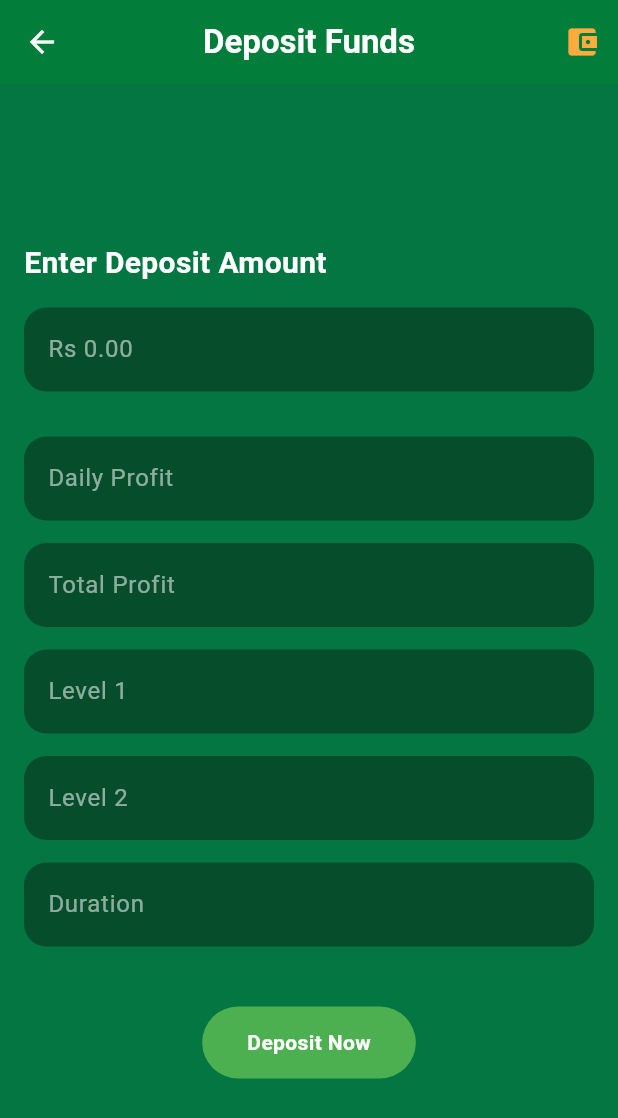
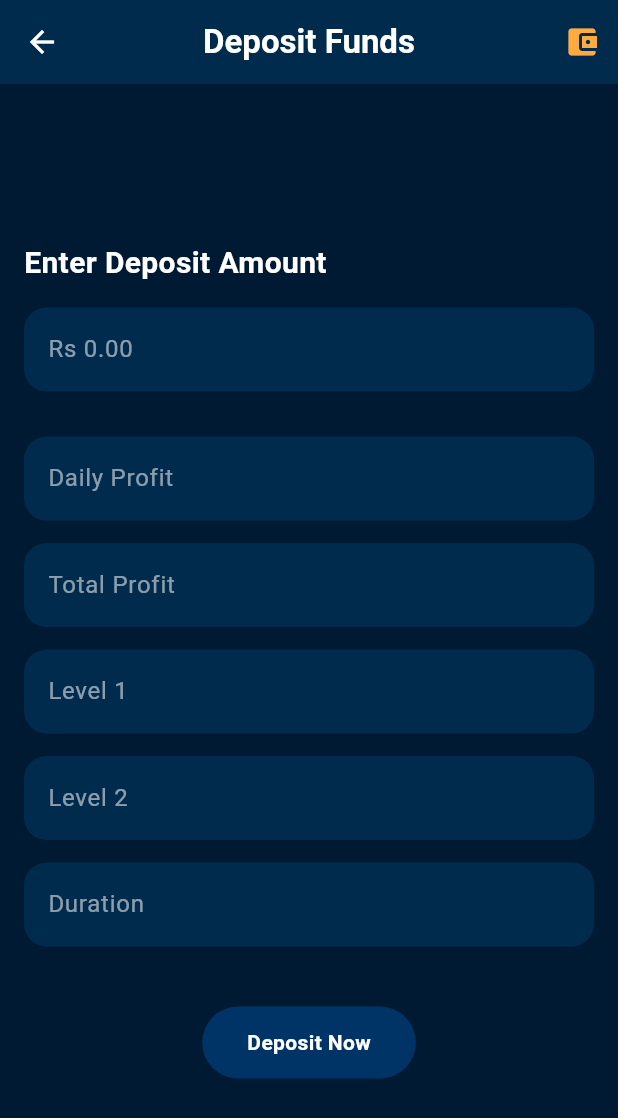
Before and after one commit to DevBeastTeam/elitetraders, a Flutter app: the screen it shows after launch, after a tap on "LOGIN", after a tap on "Deposit", on a phone screen of 412 x 824 dp. Shown: the top 1118 px of the screen. Run offline on Flutter 3.47's test engine with Material 3 defaults, Android fonts, the phone set to English and light mode, and no system bars.

Commit message:
dezin complete

```diff
--- a/lib/HomePage.dart
+++ b/lib/HomePage.dart
@@ -13,8 +13,8 @@ class EliteTradersApp extends StatelessWidget {
       title: 'EliteTraders',
       debugShowCheckedModeBanner: false,
       theme: ThemeData(
-        primarySwatch: Colors.green,
-        scaffoldBackgroundColor: const Color(0xFF1B5E20),
+        primarySwatch: Colors.blue, // Not used, we override colors
+        scaffoldBackgroundColor: const Color(0xFF001a33), // Dark Navy
         textTheme: const TextTheme(bodyMedium: TextStyle(color: Colors.white)),
       ),
       home: const HomePage(),
@@ -56,7 +56,7 @@ class _HomePageState extends State<HomePage> {
   Widget build(BuildContext context) {
     return Scaffold(
       appBar: AppBar(
-        backgroundColor: const Color(0xFF2E7D32),
+        backgroundColor: const Color(0xFF002b4d), // Darker Navy
         elevation: 0,
         title: const Text(
           'ELITETRDERS',
@@ -80,7 +80,7 @@ class _HomePageState extends State<HomePage> {
       ),
       body: IndexedStack(index: _selectedIndex, children: _pages),
       bottomNavigationBar: BottomNavigationBar(
-        backgroundColor: const Color(0xFF2E7D32),
+        backgroundColor: const Color(0xFF002b4d), // Darker Navy
         type: BottomNavigationBarType.fixed,
         selectedItemColor: Colors.white,
         unselectedItemColor: Colors.white70,
@@ -120,7 +120,7 @@ class MainDashboard extends StatelessWidget {
           // 🔥 CARD SAME AS BEFORE
           // -------------------------------
           Card(
-            color: const Color(0xFF2E7D32),
+            color: const Color(0xFF002b4d), // Darker Navy
             shape: RoundedRectangleBorder(
               borderRadius: BorderRadius.circular(16),
             ),
@@ -168,7 +168,9 @@ class MainDashboard extends StatelessWidget {
                           );
                         },
                         style: ElevatedButton.styleFrom(
-                          backgroundColor: const Color(0xFF388E3C),
+                          backgroundColor: const Color(
+                            0xFF003366,
+                          ), // Medium Navy
                           foregroundColor: Colors.white,
                         ),
                         child: const Text('Deposit'),
@@ -184,7 +186,9 @@ class MainDashboard extends StatelessWidget {
                           );
                         },
                         style: OutlinedButton.styleFrom(
-                          side: const BorderSide(color: Color(0xFF388E3C)),
+                          side: const BorderSide(
+                            color: Color(0xFF003366),
+                          ), // Medium Navy
                         ),
                         child: const Text(
                           'Withdraw',
@@ -198,7 +202,7 @@ class MainDashboard extends StatelessWidget {
                     'Referred By:',
                     style: TextStyle(color: Colors.grey),
                   ),
-                  const Text('', style: TextStyle(color: Colors.green)),
+                  const Text('', style: TextStyle(color: Colors.blue)),
                   const SizedBox(height: 15),
                   Container(
                     padding: const EdgeInsets.symmetric(
@@ -206,7 +210,7 @@ class MainDashboard extends StatelessWidget {
                       vertical: 8,
                     ),
                     decoration: BoxDecoration(
-                      color: const Color(0xFF1B5E20),
+                      color: const Color(0xFF001a33), // Darkest Navy
                       borderRadius: BorderRadius.circular(8),
                     ),
                     child: const Row(
@@ -275,13 +279,13 @@ class MainDashboard extends StatelessWidget {
               _StatCard(
                 title: 'Total Profit',
                 amount: 'Rs 0',
-                color: Colors.purple,
+                color: Colors.lightBlueAccent,
               ),
               SizedBox(width: 12),
               _StatCard(
                 title: 'Total Deposit',
                 amount: 'Rs 0',
-                color: Colors.orange,
+                color: Colors.tealAccent,
               ),
               SizedBox(width: 12),
               _StatCard(
@@ -360,7 +364,7 @@ Widget _adminContactBox(String name) {
     child: Container(
       padding: const EdgeInsets.symmetric(vertical: 16, horizontal: 12),
       decoration: BoxDecoration(
-        color: const Color(0xFF2E7D32),
+        color: const Color(0xFF002b4d), // Darker Navy
         borderRadius: BorderRadius.circular(12),
       ),
       child: Column(
@@ -378,7 +382,7 @@ Widget _adminContactBox(String name) {
           Container(
             padding: const EdgeInsets.symmetric(vertical: 6, horizontal: 12),
             decoration: BoxDecoration(
-              color: const Color(0xFF388E3C),
+              color: const Color(0xFF003366), // Medium Navy
               borderRadius: BorderRadius.circular(8),
             ),
             child: const Text(
@@ -402,7 +406,7 @@ class _MenuIcon extends StatelessWidget {
     return Container(
       padding: const EdgeInsets.symmetric(vertical: 20),
       decoration: BoxDecoration(
-        color: const Color(0xFF2E7D32),
+        color: const Color(0xFF002b4d), // Darker Navy
         borderRadius: BorderRadius.circular(16),
       ),
       child: Column(
@@ -433,7 +437,7 @@ class _StatCard extends StatelessWidget {
   Widget build(BuildContext context) {
     return Expanded(
       child: Card(
-        color: const Color(0xFF2E7D32),
+        color: const Color(0xFF002b4d), // Darker Navy
         child: Padding(
           padding: const EdgeInsets.all(16),
           child: Column(
@@ -473,12 +477,12 @@ class _SummaryCard extends StatelessWidget {
   @override
   Widget build(BuildContext context) {
     return Card(
-      color: const Color(0xFF2E7D32),
+      color: const Color(0xFF002b4d), // Darker Navy
       child: Padding(
         padding: const EdgeInsets.all(16),
         child: Row(
           children: [
-            Icon(icon, color: Colors.green, size: 40),
+            Icon(icon, color: Colors.white, size: 40),
             const SizedBox(width: 15),
             Expanded(
               child: Column(
--- a/lib/LoginPage.dart
+++ b/lib/LoginPage.dart
@@ -21,10 +21,10 @@ class _LoginPageState extends State<LoginPage> {
             begin: Alignment.topCenter,
             end: Alignment.bottomCenter,
             colors: [
-              Color(0xFF1B5E20), // Dark Green
-              Color(0xFF2E7D32),
-              Color(0xFF388E3C),
-              Color(0xFF4CAF50),
+              Color(0xFF000033), // Dark Navy
+              Color(0xFF001a33),
+              Color(0xFF002b4d),
+              Color(0xFF003366),
             ],
           ),
         ),
@@ -96,12 +96,12 @@ class _LoginPageState extends State<LoginPage> {
                         height: 55,
                         decoration: BoxDecoration(
                           gradient: const LinearGradient(
-                            colors: [Color(0xFF2E7D32), Color(0xFF388E3C)],
+                            colors: [Color(0xFF002b4d), Color(0xFF003366)],
                           ),
                           borderRadius: BorderRadius.circular(30),
                           boxShadow: [
                             BoxShadow(
-                              color: Colors.green.withOpacity(0.3),
+                              color: const Color(0xFF001a33).withOpacity(0.5),
                               blurRadius: 15,
                               offset: const Offset(0, 8),
                             ),
@@ -141,7 +141,7 @@ class _LoginPageState extends State<LoginPage> {
                             TextSpan(
                               text: "Sign Up",
                               style: TextStyle(
-                                color: Color(0xFF2E7D32),
+                                color: Color(0xFF002b4d),
                                 fontWeight: FontWeight.bold,
                                 decoration: TextDecoration.underline,
                               ),
--- a/lib/depositpage.dart
+++ b/lib/depositpage.dart
@@ -8,10 +8,10 @@ class DepositPage extends StatelessWidget {
     double maxWidth = MediaQuery.of(context).size.width;
 
     return Scaffold(
-      backgroundColor: const Color.fromARGB(255, 3, 118, 66),
+      backgroundColor: const Color(0xFF001a33), // Dark Navy
 
       appBar: AppBar(
-        backgroundColor: const Color.fromARGB(255, 3, 125, 58),
+        backgroundColor: const Color(0xFF002b4d), // Darker Navy
         elevation: 0,
         leading: IconButton(
           icon: const Icon(Icons.arrow_back, color: Colors.white),
@@ -100,7 +100,7 @@ class _DepositFormState extends State<DepositForm> {
             hintText: "Rs 0.00",
             hintStyle: const TextStyle(color: Colors.white54),
             filled: true,
-            fillColor: const Color(0xff064d2c),
+            fillColor: const Color(0xFF002b4d), // Darker Navy
             border: OutlineInputBorder(
               borderRadius: BorderRadius.circular(15),
               borderSide: BorderSide.none,
@@ -144,7 +144,7 @@ class _DepositFormState extends State<DepositForm> {
         hintText: hint,
         hintStyle: const TextStyle(color: Colors.white54),
         filled: true,
-        fillColor: const Color(0xff064d2c),
+        fillColor: const Color(0xFF002b4d), // Darker Navy
         border: OutlineInputBorder(
           borderRadius: BorderRadius.circular(15),
           borderSide: BorderSide.none,
@@ -161,7 +161,7 @@ Widget buttonFilled(String text) {
   return Container(
     padding: const EdgeInsets.symmetric(vertical: 14, horizontal: 30),
     decoration: BoxDecoration(
-      color: Colors.green,
+      color: const Color(0xFF003366), // Medium Navy
       borderRadius: BorderRadius.circular(30),
     ),
     child: Text(
--- a/lib/signup_page.dart
+++ b/lib/signup_page.dart
@@ -21,10 +21,10 @@ class _SignupPageState extends State<SignupPage> {
             begin: Alignment.topCenter,
             end: Alignment.bottomCenter,
             colors: [
-              Color(0xFF1B5E20), // Dark Green
-              Color(0xFF2E7D32),
-              Color(0xFF388E3C),
-              Color(0xFF4CAF50),
+              Color(0xFF000033), // Dark Navy
+              Color(0xFF001a33),
+              Color(0xFF002b4d),
+              Color(0xFF003366),
             ],
           ),
         ),
@@ -103,12 +103,12 @@ class _SignupPageState extends State<SignupPage> {
                         height: 55,
                         decoration: BoxDecoration(
                           gradient: const LinearGradient(
-                            colors: [Color(0xFF2E7D32), Color(0xFF388E3C)],
+                            colors: [Color(0xFF002b4d), Color(0xFF003366)],
                           ),
                           borderRadius: BorderRadius.circular(30),
                           boxShadow: [
                             BoxShadow(
-                              color: Colors.green.withOpacity(0.3),
+                              color: const Color(0xFF001a33).withOpacity(0.5),
                               blurRadius: 15,
                               offset: const Offset(0, 8),
                             ),
@@ -148,7 +148,7 @@ class _SignupPageState extends State<SignupPage> {
                             TextSpan(
                               text: "Login",
                               style: TextStyle(
-                                color: Color(0xFF2E7D32),
+                                color: Color(0xFF002b4d),
                                 fontWeight: FontWeight.bold,
                                 decoration: TextDecoration.underline,
                               ),
@@ -174,6 +174,7 @@ class _SignupPageState extends State<SignupPage> {
       children: [
         Text(
           label,
+
           style: const TextStyle(
             color: Colors.black54,
             fontSize: 14,
--- a/lib/withdrawpage.dart
+++ b/lib/withdrawpage.dart
@@ -27,7 +27,7 @@ class WithdrawPage extends StatelessWidget {
           Container(
             padding: const EdgeInsets.all(18),
             decoration: BoxDecoration(
-              color: const Color(0xFF2E7D32), // Green from Login
+              color: const Color(0xFF002b4d), // Darker Navy
               borderRadius: BorderRadius.circular(20),
             ),
             child: Column(
@@ -63,9 +63,7 @@ class WithdrawPage extends StatelessWidget {
                     hintText: "Rs 0.00",
                     hintStyle: const TextStyle(color: Colors.white54),
                     filled: true,
-                    fillColor: const Color(
-                      0xFF1B5E20,
-                    ), // Darker Green from Login
+                    fillColor: const Color(0xFF001a33), // Darkest Navy
                     border: OutlineInputBorder(
                       borderRadius: BorderRadius.circular(15),
                       borderSide: BorderSide.none,
@@ -109,9 +107,7 @@ class WithdrawPage extends StatelessWidget {
                     hintText: "03XXXXXXXXX",
                     hintStyle: const TextStyle(color: Colors.white54),
                     filled: true,
-                    fillColor: const Color(
-                      0xFF1B5E20,
-                    ), // Darker Green from Login
+                    fillColor: const Color(0xFF001a33), // Darkest Navy
                     border: OutlineInputBorder(
                       borderRadius: BorderRadius.circular(15),
                       borderSide: BorderSide.none,
@@ -141,14 +137,20 @@ Widget withdrawOption(String title, IconData icon) {
   return Container(
     padding: const EdgeInsets.symmetric(vertical: 14),
     decoration: BoxDecoration(
-      color: Colors.white,
+      color: const Color(0xFF002b4d), // Darker Navy
       borderRadius: BorderRadius.circular(14),
     ),
     child: Column(
       children: [
-        Icon(icon, color: Colors.green, size: 30),
+        Icon(icon, color: Colors.white, size: 30),
         const SizedBox(height: 6),
-        Text(title, style: const TextStyle(fontWeight: FontWeight.bold)),
+        Text(
+          title,
+          style: const TextStyle(
+            fontWeight: FontWeight.bold,
+            color: Colors.white,
+          ),
+        ),
       ],
     ),
   );
@@ -158,7 +160,7 @@ Widget buttonFilled(String text) {
   return Container(
     padding: const EdgeInsets.symmetric(vertical: 12, horizontal: 35),
     decoration: BoxDecoration(
-      color: const Color(0xFF388E3C), // Green from Login Button
+      color: const Color(0xFF003366), // Medium Navy
       borderRadius: BorderRadius.circular(30),
     ),
     child: Text(
```
